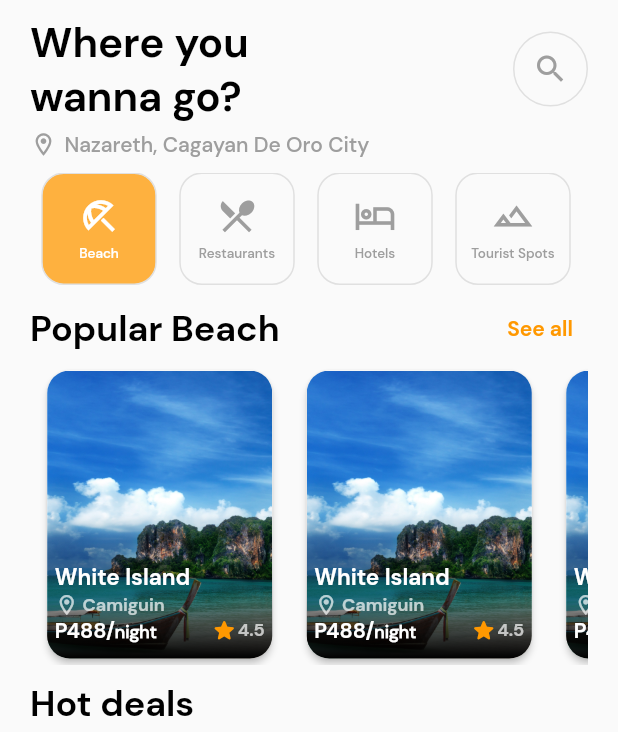
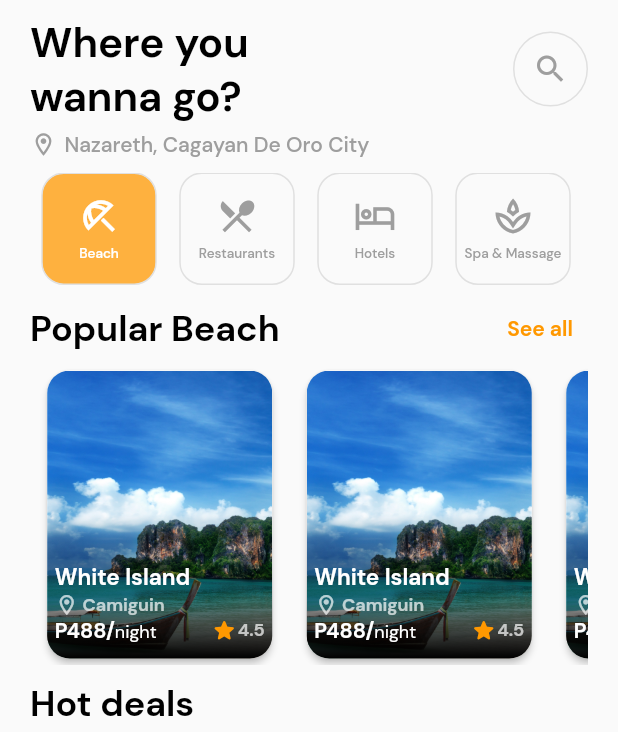
Before and after one commit to lansoyyy/hotel_booking_app, a Flutter app: the screen it shows after launch, on a phone screen of 412 x 824 dp. Shown: the top 732 px of the screen. Run offline on Flutter 3.47's test engine with Material 2 defaults, Android fonts, the phone set to English and light mode, and no system bars.

```diff
--- a/lib/screens/pages/business_page.dart
+++ b/lib/screens/pages/business_page.dart
@@ -293,7 +293,7 @@ class _BusinessPageState extends State<BusinessPage> {
                               height: 50,
                               width: 50,
                               decoration: BoxDecoration(
-                                borderRadius: BorderRadius.circular(12.5),
+                                borderRadius: BorderRadius.circular(5),
                                 image: const DecorationImage(
                                     image: AssetImage(
                                       'assets/images/sample.jpg',
--- a/lib/screens/tabs/home_tab.dart
+++ b/lib/screens/tabs/home_tab.dart
@@ -20,9 +20,9 @@ class _HomeTabState extends State<HomeTab> {
     {'name': 'Beach', 'icon': Icons.beach_access_outlined},
     {'name': 'Restaurants', 'icon': Icons.restaurant_menu_outlined},
     {'name': 'Hotels', 'icon': Icons.hotel_outlined},
+    {'name': 'Spa & Massage', 'icon': Icons.spa_outlined},
     {'name': 'Tourist Spots', 'icon': Icons.landscape_outlined},
     {'name': 'Resorts', 'icon': Icons.cottage_outlined},
-    {'name': 'Museums', 'icon': Icons.museum_outlined},
     {'name': 'Boarding House', 'icon': Icons.home_outlined},
     {'name': 'Cafes', 'icon': Icons.local_cafe_outlined},
     {'name': 'Bars', 'icon': Icons.local_bar_outlined},
--- a/lib/widgets/cards/main_card.dart
+++ b/lib/widgets/cards/main_card.dart
@@ -93,7 +93,6 @@ class MainCard extends StatelessWidget {
                                     fontSize: 14,
                                     fontFamily: 'Bold',
                                     color: Colors.white,
-                                    fontWeight: FontWeight.bold,
                                   ),
                                 ),
                                 TextSpan(
@@ -102,7 +101,6 @@ class MainCard extends StatelessWidget {
                                     fontSize: 12,
                                     fontFamily: 'Regular',
                                     color: Colors.white,
-                                    fontWeight: FontWeight.bold,
                                   ),
                                 ),
                               ],
```
